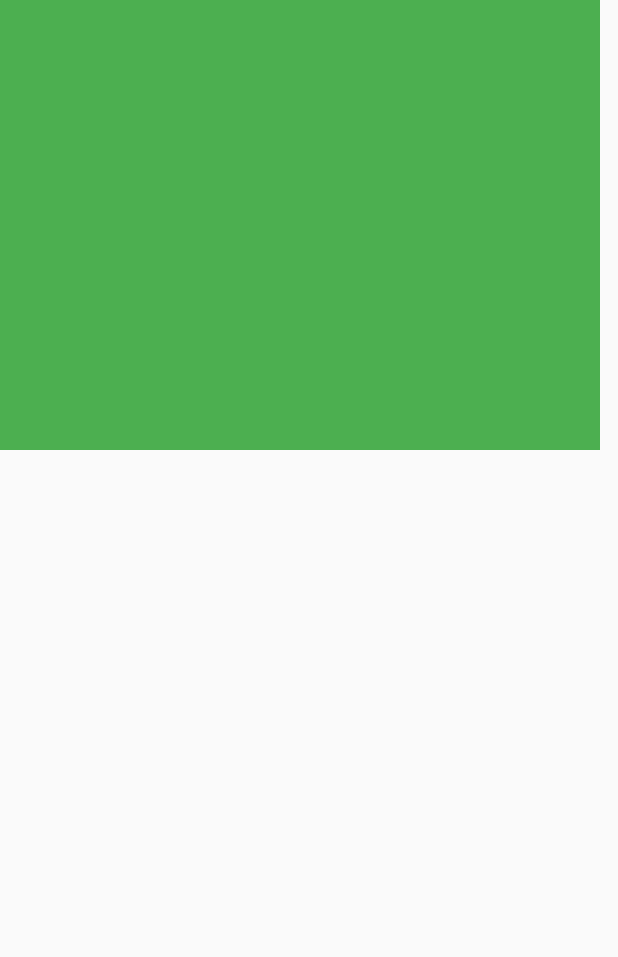
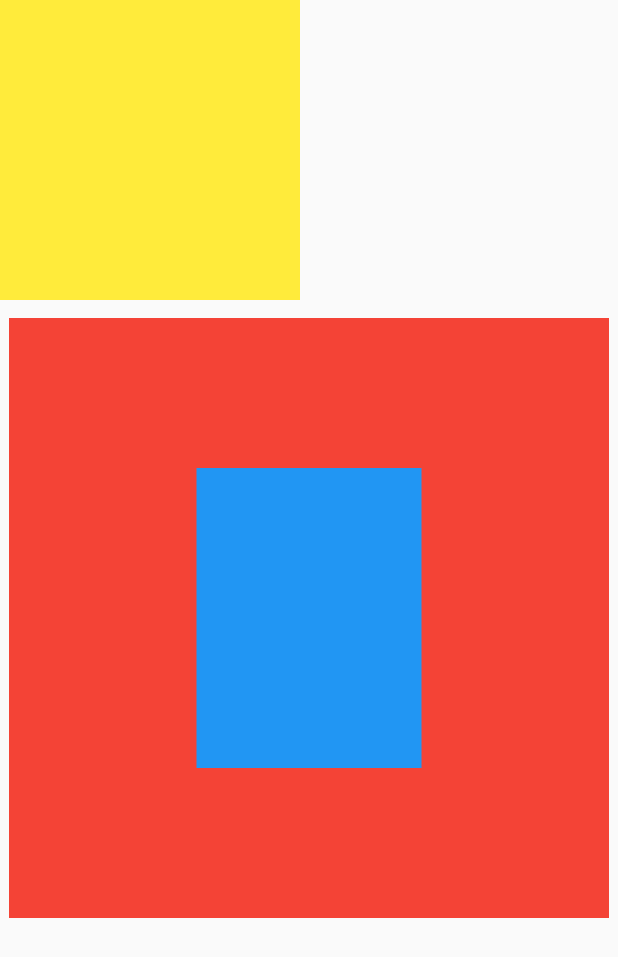
Before and after one commit to EduardoGPS-18/UseAcademy, a Flutter app: the screen it shows after launch, on a phone screen of 412 x 824 dp. Shown: the top 957 px of the screen. Run offline on Flutter 3.47's test engine with Material 2 defaults, Android fonts, the phone set to English and light mode, and no system bars; our stand-ins replace google_fonts.

Commit message:
feat: using Stack

```diff
--- a/Flutter/use_academy_app/lib/ui/pages/home_page.dart
+++ b/Flutter/use_academy_app/lib/ui/pages/home_page.dart
@@ -11,12 +11,32 @@ class HomePage extends StatelessWidget {
           child: SizedBox(
             width: 64,
             height: 64,
-            child: IndexedStack(
-              index: 1,
+            child: Stack(
+              alignment: Alignment.center,
               children: [
-                Container(height: 300, width: 400, color: Colors.red),
-                Container(height: 300, width: 400, color: Colors.green),
-                Container(height: 300, width: 400, color: Colors.blue),
+                Positioned(
+                  width: 200,
+                  height: 200,
+                  top: 0,
+                  left: 0,
+                  child: Container(
+                    color: Colors.yellow,
+                  ),
+                ),
+                ConstrainedBox(
+                  constraints: const BoxConstraints(
+                    maxWidth: 400,
+                    maxHeight: 400,
+                  ),
+                  child: Container(
+                    color: Colors.red,
+                  ),
+                ),
+                Container(
+                  height: 200,
+                  width: 150,
+                  color: Colors.blue,
+                ),
               ],
             ),
           ),
```
